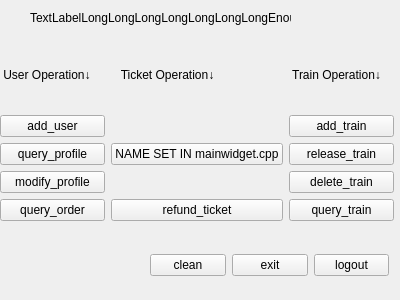
RebeccaPan/Train_Ticket, file src_client/mainwidget.ui: the form before one commit.
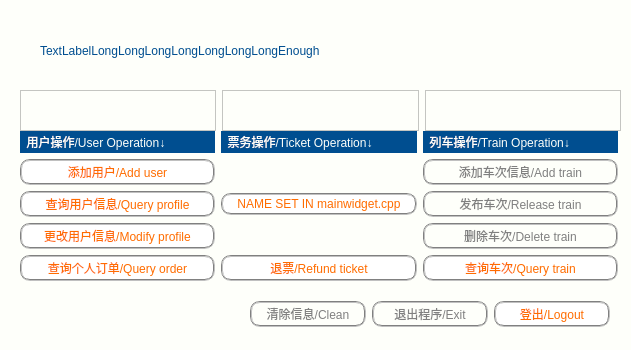
The form after the commit. Icons and pictures are not drawn.

What changed in the file:
```diff
--- a/src_client/mainwidget.ui
+++ b/src_client/mainwidget.ui
@@ -6,104 +6,106 @@
    <rect>
     <x>0</x>
     <y>0</y>
-    <width>400</width>
-    <height>300</height>
+    <width>631</width>
+    <height>350</height>
    </rect>
   </property>
   <property name="windowTitle">
-   <string>12305 主界面 MainWindow</string>
+   <string>12305</string>
+  </property>
+  <property name="styleSheet">
+   <string notr="true">QWidget{background-color: rgb(254,255,250);}
+
+QPushButton {
+	font:10pt &quot;Consolas&quot;;
+	border:2px groove grey;border-radius:10px;padding:2px 4px;
+	background-color: rgb(255,255,255);color: rgb(255,108,0);
+}
+
+QPushButton#add_train_button {
+	font:10pt &quot;Consolas&quot;;
+	border:2px groove grey;border-radius:10px;padding:2px 4px;
+	background-color: rgb(254,255,250);color: grey;
+}
+QPushButton#release_train_button {
+	font:10pt &quot;Consolas&quot;;
+	border:2px groove grey;border-radius:10px;padding:2px 4px;
+	background-color: rgb(254,255,250);color: grey;
+}
+QPushButton#delete_train_button {
+	font:10pt &quot;Consolas&quot;;
+	border:2px groove grey;border-radius:10px;padding:2px 4px;
+	background-color: rgb(254,255,250);color: grey;
+}
+QPushButton#clean_button {
+	font:10pt &quot;Consolas&quot;;
+	border:2px groove grey;border-radius:10px;padding:2px 4px;
+	background-color: rgb(254,255,250);color: grey;
+}
+QPushButton#exit_button {
+	font:10pt &quot;Consolas&quot;;
+	border:2px groove grey;border-radius:10px;padding:2px 4px;
+	background-color: rgb(254,255,250);color: grey;
+}
+
+QLabel {
+	background-color: rgb(0,78,144);
+	color: rgb(254,255,250);
+	font:10pt &quot;Consolas&quot;;
+}
+QLabel#label_Welcome {
+	background-color: rgb(254,255,250);
+	color: rgb(0,78,144);
+	font: 75 12pt &quot;Consolas&quot;;
+}
+
+QLineEdit {
+	font:10pt &quot;Consolas&quot;;
+	background-color: rgb(223,227,239);
+}</string>
   </property>
   <widget class="QWidget" name="gridLayoutWidget">
    <property name="geometry">
     <rect>
-     <x>0</x>
-     <y>40</y>
-     <width>394</width>
-     <height>181</height>
+     <x>20</x>
+     <y>130</y>
+     <width>598</width>
+     <height>151</height>
     </rect>
    </property>
    <layout class="QGridLayout" name="gridLayout">
-    <item row="1" column="0">
-     <widget class="QLabel" name="label">
+    <item row="6" column="0">
+     <widget class="QPushButton" name="query_order_button">
       <property name="text">
-       <string> User Operation↓</string>
-      </property>
-     </widget>
-    </item>
-    <item row="3" column="2">
-     <widget class="QPushButton" name="release_train_button">
-      <property name="text">
-       <string>release_train</string>
-      </property>
-     </widget>
-    </item>
-    <item row="3" column="0">
-     <widget class="QPushButton" name="query_profile_button">
-      <property name="text">
-       <string>query_profile</string>
-      </property>
-     </widget>
-    </item>
-    <item row="1" column="2">
-     <widget class="QLabel" name="label_3">
-      <property name="text">
-       <string> Train Operation↓</string>
-      </property>
-     </widget>
-    </item>
-    <item row="6" column="2">
-     <widget class="QPushButton" name="query_train_button">
-      <property name="text">
-       <string>query_train</string>
+       <string>查询个人订单/Query order</string>
       </property>
      </widget>
     </item>
     <item row="2" column="0">
      <widget class="QPushButton" name="add_user_button">
       <property name="text">
-       <string>add_user</string>
+       <string>添加用户/Add user</string>
+      </property>
+     </widget>
+    </item>
+    <item row="3" column="0">
+     <widget class="QPushButton" name="query_profile_button">
+      <property name="text">
+       <string>查询用户信息/Query profile</string>
       </property>
      </widget>
     </item>
     <item row="4" column="0">
      <widget class="QPushButton" name="modify_profile_button">
       <property name="text">
-       <string>modify_profile</string>
-      </property>
-     </widget>
-    </item>
-    <item row="2" column="2">
-     <widget class="QPushButton" name="add_train_button">
-      <property name="text">
-       <string>add_train</string>
-      </property>
-     </widget>
-    </item>
-    <item row="1" column="1">
-     <widget class="QLabel" name="label_2">
-      <property name="text">
-       <string>   Ticket Operation↓</string>
-      </property>
-     </widget>
-    </item>
-    <item row="4" column="2">
-     <widget class="QPushButton" name="delete_train_button">
-      <property name="text">
-       <string>delete_train</string>
+       <string>更改用户信息/Modify profile</string>
       </property>
      </widget>
     </item>
     <item row="6" column="1">
      <widget class="QPushButton" name="refund_ticket_button">
       <property name="text">
-       <string>refund_ticket</string>
-      </property>
-     </widget>
-    </item>
-    <item row="6" column="0">
-     <widget class="QPushButton" name="query_order_button">
-      <property name="text">
-       <string>query_order</string>
+       <string>退票/Refund ticket</string>
       </property>
      </widget>
     </item>
@@ -114,36 +116,85 @@
       </property>
      </widget>
     </item>
+    <item row="0" column="0">
+     <widget class="QLabel" name="label">
+      <property name="text">
+       <string>  用户操作/User Operation↓</string>
+      </property>
+     </widget>
+    </item>
+    <item row="0" column="2">
+     <widget class="QLabel" name="label_3">
+      <property name="text">
+       <string>  列车操作/Train Operation↓</string>
+      </property>
+     </widget>
+    </item>
+    <item row="6" column="2">
+     <widget class="QPushButton" name="query_train_button">
+      <property name="text">
+       <string>查询车次/Query train</string>
+      </property>
+     </widget>
+    </item>
+    <item row="3" column="2">
+     <widget class="QPushButton" name="release_train_button">
+      <property name="text">
+       <string>发布车次/Release train</string>
+      </property>
+     </widget>
+    </item>
+    <item row="4" column="2">
+     <widget class="QPushButton" name="delete_train_button">
+      <property name="text">
+       <string>删除车次/Delete train</string>
+      </property>
+     </widget>
+    </item>
+    <item row="0" column="1">
+     <widget class="QLabel" name="label_2">
+      <property name="text">
+       <string>  票务操作/Ticket Operation↓</string>
+      </property>
+     </widget>
+    </item>
+    <item row="2" column="2">
+     <widget class="QPushButton" name="add_train_button">
+      <property name="text">
+       <string>添加车次信息/Add train</string>
+      </property>
+     </widget>
+    </item>
    </layout>
   </widget>
   <widget class="QWidget" name="horizontalLayoutWidget">
    <property name="geometry">
     <rect>
-     <x>150</x>
-     <y>240</y>
-     <width>239</width>
-     <height>51</height>
+     <x>250</x>
+     <y>300</y>
+     <width>360</width>
+     <height>29</height>
     </rect>
    </property>
    <layout class="QHBoxLayout" name="horizontalLayout">
     <item>
      <widget class="QPushButton" name="clean_button">
       <property name="text">
-       <string>clean</string>
+       <string>清除信息/Clean</string>
       </property>
      </widget>
     </item>
     <item>
      <widget class="QPushButton" name="exit_button">
       <property name="text">
-       <string>exit</string>
+       <string>退出程序/Exit</string>
       </property>
      </widget>
     </item>
     <item>
      <widget class="QPushButton" name="logout_button">
       <property name="text">
-       <string>logout</string>
+       <string>登出/Logout</string>
       </property>
      </widget>
     </item>
@@ -152,16 +203,67 @@
   <widget class="QLabel" name="label_Welcome">
    <property name="geometry">
     <rect>
-     <x>30</x>
-     <y>10</y>
-     <width>261</width>
-     <height>16</height>
+     <x>40</x>
+     <y>40</y>
+     <width>401</width>
+     <height>21</height>
     </rect>
    </property>
    <property name="text">
     <string>TextLabelLongLongLongLongLongLongLongEnough</string>
    </property>
   </widget>
+  <widget class="QWidget" name="horizontalLayoutWidget_2">
+   <property name="geometry">
+    <rect>
+     <x>20</x>
+     <y>90</y>
+     <width>601</width>
+     <height>41</height>
+    </rect>
+   </property>
+   <layout class="QHBoxLayout" name="horizontalLayout_2">
+    <item>
+     <widget class="QFrame" name="frame">
+      <property name="styleSheet">
+       <string notr="true">image: url(:/new/prefix1/User);</string>
+      </property>
+      <property name="frameShape">
+       <enum>QFrame::StyledPanel</enum>
+      </property>
+      <property name="frameShadow">
+       <enum>QFrame::Raised</enum>
+      </property>
+     </widget>
+    </item>
+    <item>
+     <widget class="QFrame" name="frame_2">
+      <property name="styleSheet">
+       <string notr="true">image: url(:/new/prefix1/Ticket);</string>
+      </property>
+      <property name="frameShape">
+       <enum>QFrame::StyledPanel</enum>
+      </property>
+      <property name="frameShadow">
+       <enum>QFrame::Raised</enum>
+      </property>
+     </widget>
+    </item>
+    <item>
+     <widget class="QFrame" name="frame_3">
+      <property name="styleSheet">
+       <string notr="true">image: url(:/new/prefix1/Train);</string>
+      </property>
+      <property name="frameShape">
+       <enum>QFrame::StyledPanel</enum>
+      </property>
+      <property name="frameShadow">
+       <enum>QFrame::Raised</enum>
+      </property>
+     </widget>
+    </item>
+   </layout>
+  </widget>
  </widget>
  <resources/>
  <connections/>
```
